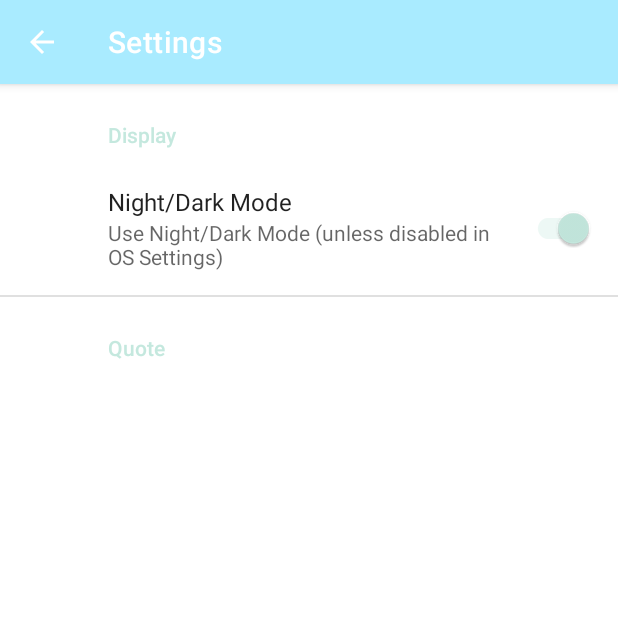
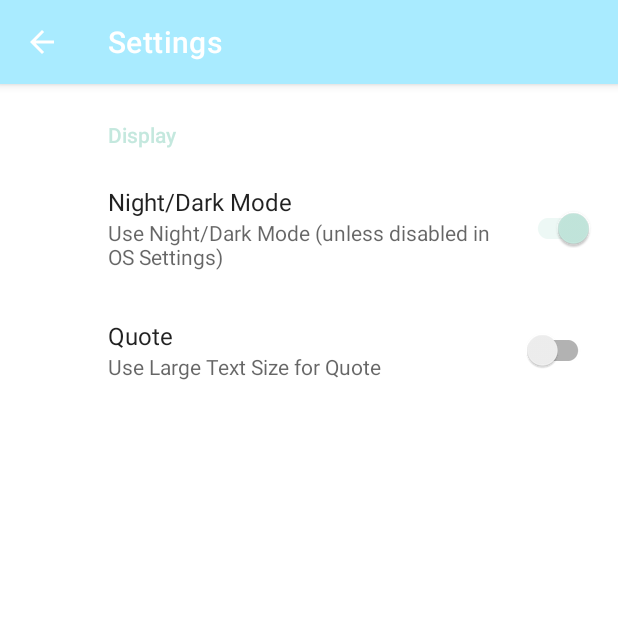
Before and after one commit to SaraOrlian/QuoteApp, an Android app: the screen it shows after launch (SettingsActivity), in the options menu, after a tap on "Settings", on a phone screen of 412 x 824 dp, the top half of it. Run offline under Robolectric (Android 15) with nearby library versions, the phone set to English and light mode, and no system bars; our stand-ins replace androidx.preference.

Commit message:
added settings

```diff
--- a/app/src/main/java/com/example/quote_app/MainActivity.java
+++ b/app/src/main/java/com/example/quote_app/MainActivity.java
@@ -1,6 +1,7 @@
 package com.example.quote_app;
 
 import android.content.Intent;
+import android.content.SharedPreferences;
 import android.os.Bundle;
 import android.view.Menu;
 import android.view.MenuItem;
@@ -11,6 +12,7 @@ import androidx.appcompat.widget.Toolbar;
 
 import com.google.android.material.floatingactionbutton.ExtendedFloatingActionButton;
 
+import static androidx.preference.PreferenceManager.getDefaultSharedPreferences;
 import static com.example.quote_app.lib.Utils.showInfoDialog;
 
 
@@ -29,6 +31,7 @@ public class MainActivity extends AppCompatActivity {
 
         setupFAB();
         setupFields();
+        restoreFromPreferences_TextSize();
     }
 
     private void setupFields() {
@@ -82,4 +85,13 @@ public class MainActivity extends AppCompatActivity {
         Intent intent = new Intent(getApplicationContext(), SettingsActivity.class);
         startActivityForResult(intent, 1);
     }
+
+    private void restoreFromPreferences_TextSize() {
+        SharedPreferences defaultSharedPreferences = getDefaultSharedPreferences(this);
+        if (defaultSharedPreferences.getBoolean(getString(R.string.text_size), true)) {
+            quoteText.setTextSize(25);
+
+        }
+    }
+
 }
--- a/app/src/main/res/values/dimens.xml
+++ b/app/src/main/res/values/dimens.xml
@@ -1,4 +1,6 @@
 <resources>
     <dimen name="fab_margin">16dp</dimen>
     <dimen name="standard_margin">16dp</dimen>
+
+    <dimen name="text_larger_size">24sp</dimen>
 </resources>
--- a/app/src/main/res/values/strings.xml
+++ b/app/src/main/res/values/strings.xml
@@ -14,5 +14,8 @@
     <string name="night_mode_on">Use Night/Dark Mode (unless disabled in OS Settings)</string>
     <string name="fab">FAB</string>
     <string name="title_activity_settings">Settings</string>
+    <string name="text_size">Text Size</string>
+    <string name="large_text">Use Large Text Size for Quote</string>
+    <string name="default_text">Use Default Text Size for Quote</string>
 
 </resources>
--- a/app/src/main/res/xml/root_preferences.xml
+++ b/app/src/main/res/xml/root_preferences.xml
@@ -7,9 +7,12 @@
             app:summaryOff="@string/night_mode_off"
             app:summaryOn="@string/night_mode_on"
             app:title="@string/night_mode_title" />
-    </PreferenceCategory>
-    <PreferenceCategory app:title="@string/quote_header">
-
+        <SwitchPreferenceCompat
+            app:defaultValue="false"
+            app:key="@string/text_size"
+            app:summaryOff="@string/large_text"
+            app:summaryOn="@string/default_text"
+            app:title="@string/quote_header" />
     </PreferenceCategory>
 
 
```
